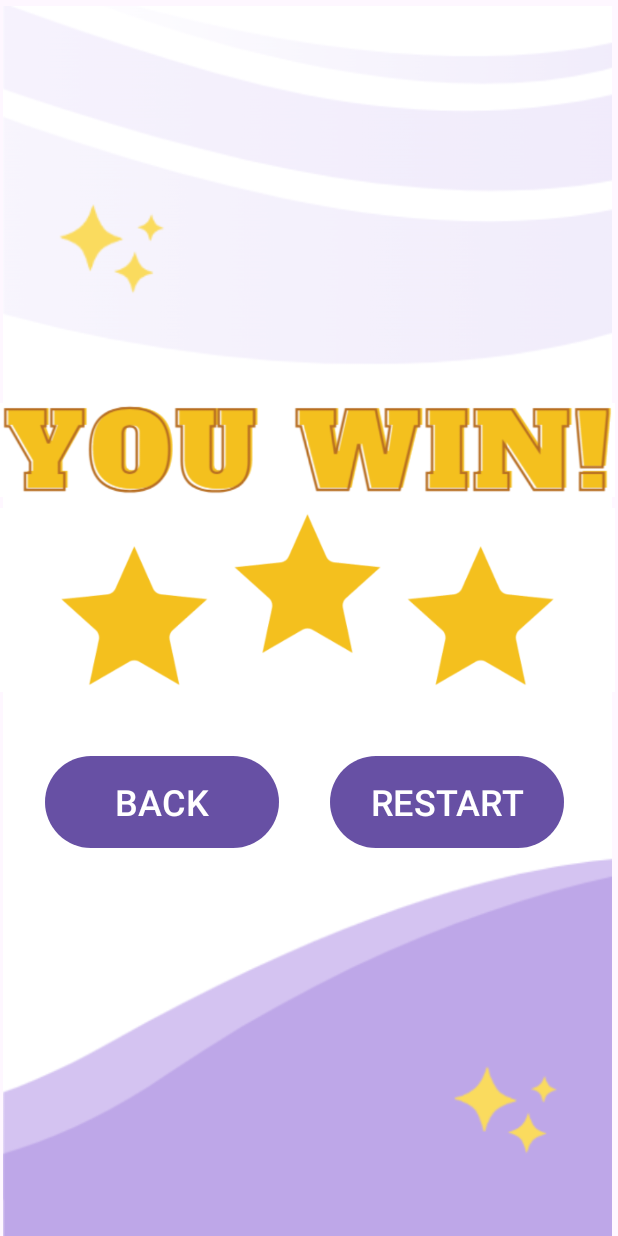
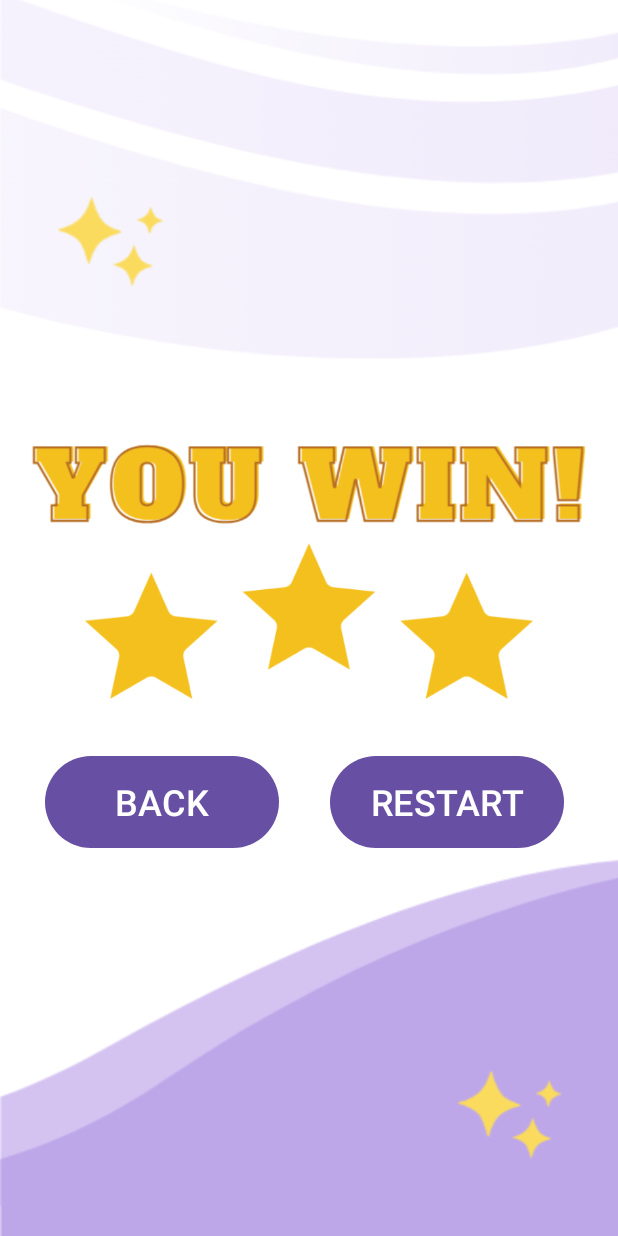
Before and after one commit to NujudAlthagafi/NA5, an Android app: the screen it shows after launch (MainActivity), on a phone screen of 412 x 824 dp. Run offline under Robolectric (Android 15) with nearby library versions, the phone set to English and light mode, and no system bars.

Commit message:
new update1

```diff
--- a/app/build.gradle.kts
+++ b/app/build.gradle.kts
@@ -25,7 +25,10 @@ android {
                 "proguard-rules.pro"
             )
         }
+
     }
+
+
     compileOptions {
         sourceCompatibility = JavaVersion.VERSION_1_8
         targetCompatibility = JavaVersion.VERSION_1_8
@@ -33,6 +36,11 @@ android {
     kotlinOptions {
         jvmTarget = "1.8"
     }
+    buildFeatures {
+        dataBinding
+        true
+    }
+
 }
 
 dependencies {
--- a/app/src/main/AndroidManifest.xml
+++ b/app/src/main/AndroidManifest.xml
@@ -6,9 +6,9 @@
         android:allowBackup="true"
         android:dataExtractionRules="@xml/data_extraction_rules"
         android:fullBackupContent="@xml/backup_rules"
-        android:icon="@mipmap/ic_launcher"
+        android:icon="@drawable/md4"
         android:label="@string/app_name"
-        android:roundIcon="@mipmap/ic_launcher_round"
+        android:roundIcon="@drawable/md4"
         android:supportsRtl="true"
         android:theme="@style/Theme.NA5"
         tools:targetApi="31">
--- a/app/src/main/java/com/example/na5/MainActivity.kt
+++ b/app/src/main/java/com/example/na5/MainActivity.kt
@@ -4,8 +4,12 @@ import androidx.appcompat.app.AppCompatActivity
 import android.os.Bundle
 
 class MainActivity : AppCompatActivity() {
+
+  //  private lateinit var binding:
+
     override fun onCreate(savedInstanceState: Bundle?) {
         super.onCreate(savedInstanceState)
         setContentView(R.layout.activity_main)
     }
+
 }
--- a/app/src/main/res/layout/activity_main.xml
+++ b/app/src/main/res/layout/activity_main.xml
@@ -10,32 +10,39 @@
 
     <ImageView
         android:id="@+id/imageView2"
-        android:layout_width="410dp"
-        android:layout_height="820dp"
+        android:layout_width="412dp"
+        android:layout_height="869dp"
+        android:layout_marginTop="1dp"
+        android:layout_marginBottom="1dp"
         app:layout_constraintBottom_toBottomOf="parent"
         app:layout_constraintTop_toTopOf="parent"
-        app:layout_constraintVertical_bias="1.0"
         app:srcCompat="@drawable/baackground"
         tools:ignore="MissingConstraints"
         tools:layout_editor_absoluteX="0dp" />
 
     <ImageView
         android:id="@+id/imageView3"
-        android:layout_width="410dp"
-        android:layout_height="600dp"
+        android:layout_width="373dp"
+        android:layout_height="126dp"
 
+        android:layout_marginTop="260dp"
+        app:layout_constraintEnd_toEndOf="parent"
+        app:layout_constraintStart_toStartOf="parent"
+        app:layout_constraintTop_toTopOf="parent"
         app:srcCompat="@drawable/winwin"
-        tools:ignore="MissingConstraints"
-        tools:layout_editor_absoluteX="0dp"
-        tools:layout_editor_absoluteY="0dp" />
+        tools:ignore="MissingConstraints" />
 
     <ImageView
         android:id="@+id/imageView8"
-        android:layout_width="410dp"
-        android:layout_height="800dp"
+        android:layout_width="373dp"
+        android:layout_height="194dp"
+        android:layout_marginTop="330dp"
+        android:layout_marginBottom="1dp"
+        app:layout_constraintBottom_toTopOf="@+id/button4"
+        app:layout_constraintEnd_toEndOf="parent"
+        app:layout_constraintStart_toStartOf="parent"
+        app:layout_constraintTop_toTopOf="parent"
         app:srcCompat="@drawable/staarrs"
-        tools:layout_editor_absoluteX="0dp"
-        tools:layout_editor_absoluteY="140dp"
         tools:ignore="MissingConstraints" />
 
     <Button
```
Also changed, not shown: app/src/main/res/drawable/md4.jpg (added).
